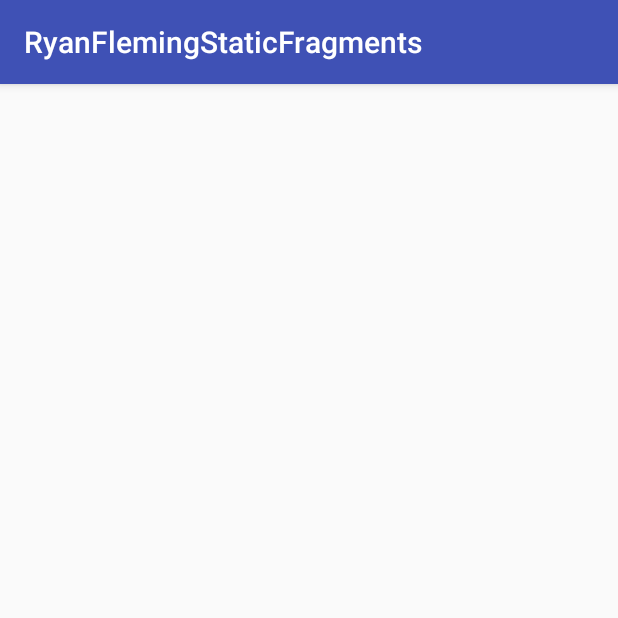
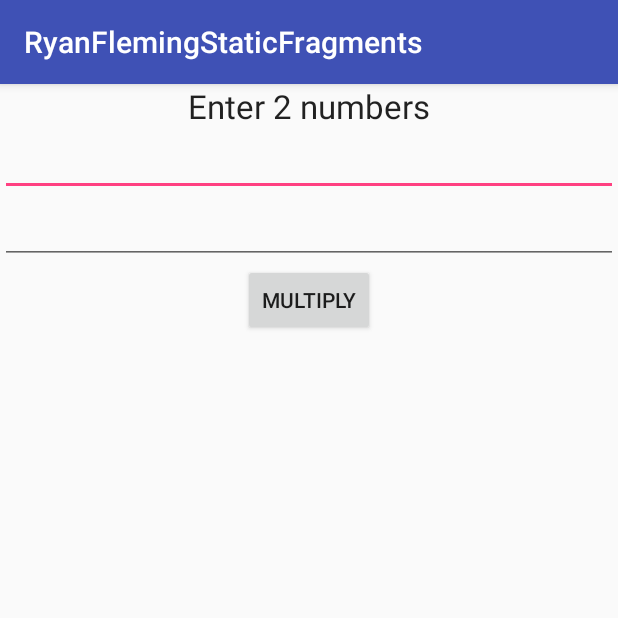
Before and after one commit to RyanTFleming/RyanFlemingStaticFragments, an Android app: the fragment DataEntryFragment shown on its own in the app's theme, on a phone screen of 412 x 824 dp, the top half of it. Run offline under Robolectric (Android 15) with nearby library versions, the phone set to English and light mode, and no system bars.

Commit message:
Created the UI for the Data Entry Fragment

```diff
--- a/app/src/main/res/layout/fragment_data_entry.xml
+++ b/app/src/main/res/layout/fragment_data_entry.xml
@@ -7,4 +7,34 @@
 
     <!-- TODO: Update blank fragment layout -->
 
+    <TextView
+        android:layout_width="wrap_content"
+        android:layout_height="wrap_content"
+        android:textAppearance="?android:attr/textAppearanceLarge"
+        android:text="Enter 2 numbers"
+        android:id="@+id/textView"
+        android:layout_gravity="center_horizontal" />
+
+    <EditText
+        android:layout_width="match_parent"
+        android:layout_height="wrap_content"
+        android:inputType="numberSigned|numberDecimal"
+        android:ems="10"
+        android:id="@+id/editText"
+        android:layout_gravity="center_horizontal" />
+
+    <EditText
+        android:layout_width="match_parent"
+        android:layout_height="wrap_content"
+        android:inputType="numberSigned|numberDecimal"
+        android:ems="10"
+        android:id="@+id/editText2"
+        android:layout_gravity="center_horizontal" />
+
+    <Button
+        android:layout_width="wrap_content"
+        android:layout_height="wrap_content"
+        android:text="MULTIPLY"
+        android:id="@+id/button"
+        android:layout_gravity="center_horizontal" />
 </LinearLayout>
```
